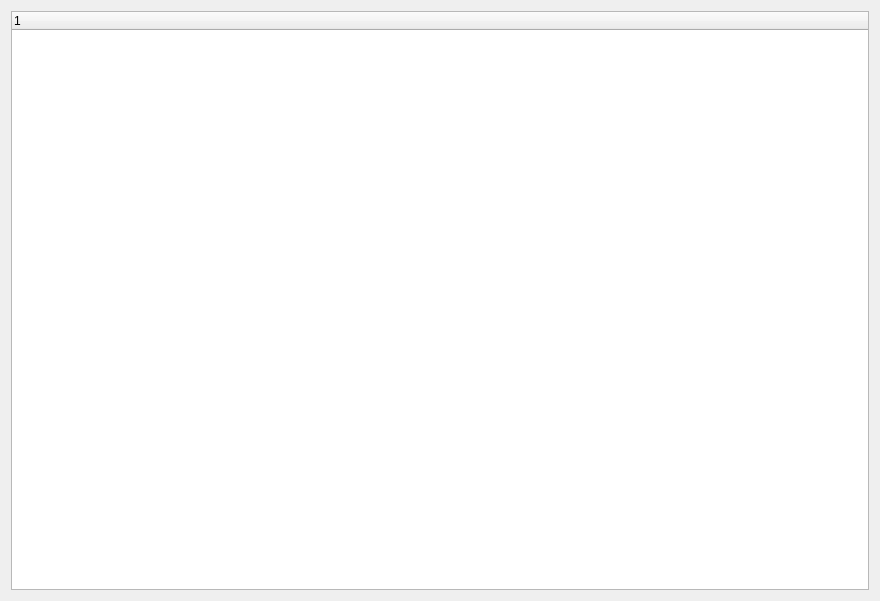
Above: ui/InputWindow.ui from CoffeeManHaidian/OpenFina before the change. Below: the same form after it.
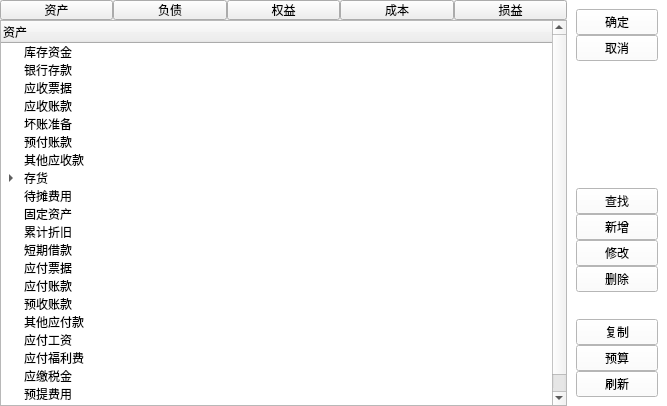
That is the form after the change.

What changed in the file:
```diff
--- a/ui/InputWindow.ui
+++ b/ui/InputWindow.ui
@@ -6,21 +6,443 @@
    <rect>
     <x>0</x>
     <y>0</y>
-    <width>880</width>
-    <height>601</height>
+    <width>667</width>
+    <height>406</height>
    </rect>
   </property>
   <property name="windowTitle">
    <string>Form</string>
   </property>
-  <layout class="QVBoxLayout" name="verticalLayout">
+  <layout class="QHBoxLayout" name="horizontalLayout">
+   <property name="spacing">
+    <number>0</number>
+   </property>
+   <property name="leftMargin">
+    <number>0</number>
+   </property>
+   <property name="topMargin">
+    <number>0</number>
+   </property>
+   <property name="rightMargin">
+    <number>0</number>
+   </property>
+   <property name="bottomMargin">
+    <number>0</number>
+   </property>
    <item>
-    <widget class="QTreeWidget" name="treeWidget">
-     <column>
-      <property name="text">
-       <string notr="true">1</string>
+    <widget class="QWidget" name="contentBox" native="true">
+     <property name="sizePolicy">
+      <sizepolicy hsizetype="Expanding" vsizetype="Preferred">
+       <horstretch>5</horstretch>
+       <verstretch>0</verstretch>
+      </sizepolicy>
+     </property>
+     <layout class="QVBoxLayout" name="verticalLayout_2">
+      <property name="spacing">
+       <number>0</number>
       </property>
-     </column>
+      <property name="leftMargin">
+       <number>0</number>
+      </property>
+      <property name="topMargin">
+       <number>0</number>
+      </property>
+      <property name="rightMargin">
+       <number>0</number>
+      </property>
+      <property name="bottomMargin">
+       <number>0</number>
+      </property>
+      <item>
+       <widget class="QWidget" name="widget" native="true">
+        <property name="minimumSize">
+         <size>
+          <width>0</width>
+          <height>20</height>
+         </size>
+        </property>
+        <property name="maximumSize">
+         <size>
+          <width>16777215</width>
+          <height>20</height>
+         </size>
+        </property>
+        <layout class="QHBoxLayout" name="horizontalLayout_2">
+         <property name="spacing">
+          <number>0</number>
+         </property>
+         <property name="leftMargin">
+          <number>0</number>
+         </property>
+         <property name="topMargin">
+          <number>0</number>
+         </property>
+         <property name="rightMargin">
+          <number>0</number>
+         </property>
+         <property name="bottomMargin">
+          <number>0</number>
+         </property>
+         <item>
+          <widget class="QPushButton" name="btn_assets">
+           <property name="text">
+            <string>资产</string>
+           </property>
+          </widget>
+         </item>
+         <item>
+          <widget class="QPushButton" name="btn_debt">
+           <property name="text">
+            <string>负债</string>
+           </property>
+          </widget>
+         </item>
+         <item>
+          <widget class="QPushButton" name="pushButton">
+           <property name="text">
+            <string>权益</string>
+           </property>
+          </widget>
+         </item>
+         <item>
+          <widget class="QPushButton" name="btn_cost">
+           <property name="text">
+            <string>成本</string>
+           </property>
+          </widget>
+         </item>
+         <item>
+          <widget class="QPushButton" name="btn_porfitnloss">
+           <property name="text">
+            <string>损益</string>
+           </property>
+          </widget>
+         </item>
+        </layout>
+       </widget>
+      </item>
+      <item>
+       <widget class="QStackedWidget" name="stackedWidget">
+        <property name="currentIndex">
+         <number>0</number>
+        </property>
+        <widget class="QWidget" name="WidgetAsset">
+         <layout class="QVBoxLayout" name="verticalLayout_3">
+          <property name="spacing">
+           <number>0</number>
+          </property>
+          <property name="leftMargin">
+           <number>0</number>
+          </property>
+          <property name="topMargin">
+           <number>0</number>
+          </property>
+          <property name="rightMargin">
+           <number>0</number>
+          </property>
+          <property name="bottomMargin">
+           <number>0</number>
+          </property>
+          <item>
+           <widget class="QTreeWidget" name="tree_Itemlist">
+            <property name="sizePolicy">
+             <sizepolicy hsizetype="Expanding" vsizetype="Expanding">
+              <horstretch>5</horstretch>
+              <verstretch>0</verstretch>
+             </sizepolicy>
+            </property>
+            <column>
+             <property name="text">
+              <string>资产</string>
+             </property>
+            </column>
+            <item>
+             <property name="text">
+              <string>库存资金</string>
+             </property>
+            </item>
+            <item>
+             <property name="text">
+              <string>银行存款</string>
+             </property>
+            </item>
+            <item>
+             <property name="text">
+              <string>应收票据</string>
+             </property>
+            </item>
+            <item>
+             <property name="text">
+              <string>应收账款</string>
+             </property>
+            </item>
+            <item>
+             <property name="text">
+              <string>坏账准备</string>
+             </property>
+            </item>
+            <item>
+             <property name="text">
+              <string>预付账款</string>
+             </property>
+            </item>
+            <item>
+             <property name="text">
+              <string>其他应收款</string>
+             </property>
+            </item>
+            <item>
+             <property name="text">
+              <string>存货</string>
+             </property>
+             <item>
+              <property name="text">
+               <string>原材料</string>
+              </property>
+             </item>
+             <item>
+              <property name="text">
+               <string>产成品</string>
+              </property>
+             </item>
+             <item>
+              <property name="text">
+               <string>包装物</string>
+              </property>
+             </item>
+            </item>
+            <item>
+             <property name="text">
+              <string>待摊费用</string>
+             </property>
+            </item>
+            <item>
+             <property name="text">
+              <string>固定资产</string>
+             </property>
+            </item>
+            <item>
+             <property name="text">
+              <string>累计折旧</string>
+             </property>
+            </item>
+            <item>
+             <property name="text">
+              <string>短期借款</string>
+             </property>
+            </item>
+            <item>
+             <property name="text">
+              <string>应付票据</string>
+             </property>
+            </item>
+            <item>
+             <property name="text">
+              <string>应付账款</string>
+             </property>
+            </item>
+            <item>
+             <property name="text">
+              <string>预收账款</string>
+             </property>
+            </item>
+            <item>
+             <property name="text">
+              <string>其他应付款</string>
+             </property>
+            </item>
+            <item>
+             <property name="text">
+              <string>应付工资</string>
+             </property>
+            </item>
+            <item>
+             <property name="text">
+              <string>应付福利费</string>
+             </property>
+            </item>
+            <item>
+             <property name="text">
+              <string>应缴税金</string>
+             </property>
+            </item>
+            <item>
+             <property name="text">
+              <string>预提费用</string>
+             </property>
+            </item>
+            <item>
+             <property name="text">
+              <string>销售折让</string>
+             </property>
+            </item>
+           </widget>
+          </item>
+         </layout>
+        </widget>
+        <widget class="QWidget" name="WidgetDebt">
+         <layout class="QVBoxLayout" name="verticalLayout_4">
+          <property name="spacing">
+           <number>0</number>
+          </property>
+          <property name="leftMargin">
+           <number>0</number>
+          </property>
+          <property name="topMargin">
+           <number>0</number>
+          </property>
+          <property name="rightMargin">
+           <number>0</number>
+          </property>
+          <property name="bottomMargin">
+           <number>0</number>
+          </property>
+          <item>
+           <widget class="QListWidget" name="listWidget">
+            <item>
+             <property name="text">
+              <string>负债</string>
+             </property>
+            </item>
+           </widget>
+          </item>
+         </layout>
+        </widget>
+       </widget>
+      </item>
+     </layout>
+    </widget>
+   </item>
+   <item>
+    <widget class="QWidget" name="leftBox" native="true">
+     <property name="sizePolicy">
+      <sizepolicy hsizetype="Expanding" vsizetype="Expanding">
+       <horstretch>1</horstretch>
+       <verstretch>0</verstretch>
+      </sizepolicy>
+     </property>
+     <property name="minimumSize">
+      <size>
+       <width>100</width>
+       <height>0</height>
+      </size>
+     </property>
+     <property name="maximumSize">
+      <size>
+       <width>100</width>
+       <height>16777215</height>
+      </size>
+     </property>
+     <property name="styleSheet">
+      <string notr="true">QWidget{
+	background-color: rgb(255, 255, 255);
+}</string>
+     </property>
+     <layout class="QVBoxLayout" name="verticalLayout">
+      <property name="spacing">
+       <number>0</number>
+      </property>
+      <item>
+       <widget class="QPushButton" name="btn_confirm">
+        <property name="text">
+         <string>确定</string>
+        </property>
+       </widget>
+      </item>
+      <item>
+       <widget class="QPushButton" name="btn_cancel">
+        <property name="text">
+         <string>取消</string>
+        </property>
+       </widget>
+      </item>
+      <item>
+       <spacer name="verticalSpacer">
+        <property name="orientation">
+         <enum>Qt::Orientation::Vertical</enum>
+        </property>
+        <property name="sizeHint" stdset="0">
+         <size>
+          <width>20</width>
+          <height>200</height>
+         </size>
+        </property>
+       </spacer>
+      </item>
+      <item>
+       <widget class="QPushButton" name="btn_search">
+        <property name="styleSheet">
+         <string notr="true">#btn_search{
+	color: rgb(0, 0, 0);
+}
+QPushButton:hover{		
+	background-color: rgba(221, 221, 221, 1);
+}
+QPushButton:pressed{
+	background-color: rgba(221, 221, 221, 0.8);
+}</string>
+        </property>
+        <property name="text">
+         <string>查找</string>
+        </property>
+       </widget>
+      </item>
+      <item>
+       <widget class="QPushButton" name="btn_new">
+        <property name="text">
+         <string>新增</string>
+        </property>
+       </widget>
+      </item>
+      <item>
+       <widget class="QPushButton" name="btn_revise">
+        <property name="text">
+         <string>修改</string>
+        </property>
+       </widget>
+      </item>
+      <item>
+       <widget class="QPushButton" name="btn_delete">
+        <property name="text">
+         <string>删除</string>
+        </property>
+       </widget>
+      </item>
+      <item>
+       <spacer name="verticalSpacer_2">
+        <property name="orientation">
+         <enum>Qt::Orientation::Vertical</enum>
+        </property>
+        <property name="sizeHint" stdset="0">
+         <size>
+          <width>20</width>
+          <height>100</height>
+         </size>
+        </property>
+       </spacer>
+      </item>
+      <item>
+       <widget class="QPushButton" name="btn_copy">
+        <property name="text">
+         <string>复制</string>
+        </property>
+       </widget>
+      </item>
+      <item>
+       <widget class="QPushButton" name="btn_budget">
+        <property name="text">
+         <string>预算</string>
+        </property>
+       </widget>
+      </item>
+      <item>
+       <widget class="QPushButton" name="btn_refresh">
+        <property name="text">
+         <string>刷新</string>
+        </property>
+       </widget>
+      </item>
+     </layout>
     </widget>
    </item>
   </layout>
```
Left out of the diff: 6 changed lines with no effect on the pictures.
